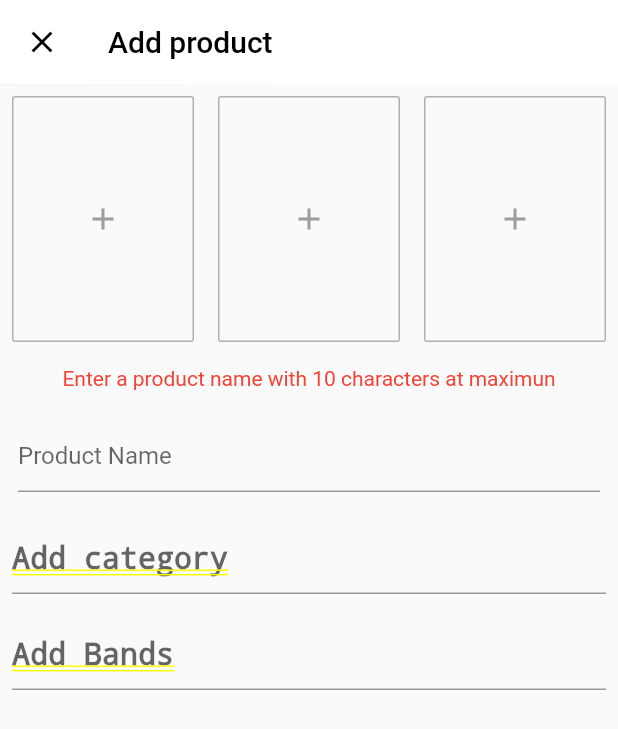
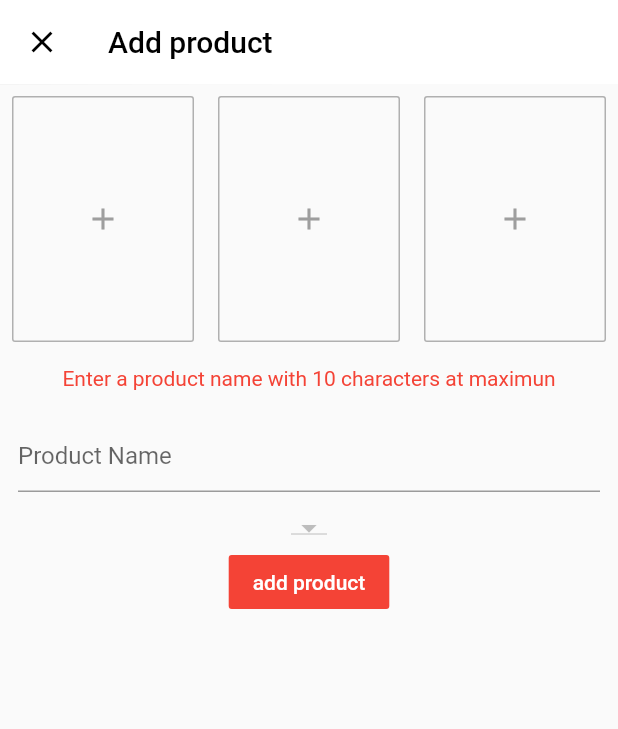
Before and after one commit to tianna1121/flutter_ecom_admin, a Flutter app: the AddProduct screen opened directly, on a phone screen of 412 x 824 dp. Shown: the top 729 px of the screen. Run offline on Flutter 3.47's test engine with Material 2 defaults, Android fonts, the phone set to English and light mode, and no system bars; drawn by our look-alikes of flutter_typeahead; our stand-ins replace cloud_firestore, fluttertoast, image_picker; accounts and stored records are empty.

Commit message:
switch to DropDownMenu widget to get categories from firebase

```diff
--- a/lib/screens/add_product.dart
+++ b/lib/screens/add_product.dart
@@ -28,24 +28,24 @@ class _AddProductState extends State<AddProduct> {
     //   super.initState();
     _getCategories();
     //_getBrands();
-    categoriesDropDown = getCategoriesDropDown();
     //_currentCategory = categoriesDropDown[0].value;
   }
 
-  getCategoriesDropDown() {
+  List<DropdownMenuItem<String>> getCategoriesDropDown() {
     List<DropdownMenuItem<String>> items = new List();
 
     for (int i = 0; i < categories.length; i++) {
       setState(() {
-        categoriesDropDown.insert(
+        items.insert(
             0,
             DropdownMenuItem(
-              child: Text(categories[i]['category']),
-              value: categories[i]['category'],
+              child: Text(categories[i].data['category']),
+              value: categories[i].data['category'],
             ));
       });
     }
     print('getCategoriesDropDown(): categories = ' + items.length.toString());
+    return items;
   }
 
   @override
@@ -150,124 +150,18 @@ class _AddProductState extends State<AddProduct> {
                 },
               ),
             ),
-            Visibility(
-              visible: _currentCategory != null || _currentCategory == '',
-              // child: Text(
-              //   _currentCategory ?? 'null',
-              //   style: TextStyle(color: Colors.red),
-              // ),
-              child: InkWell(
-                child: Material(
-                  borderRadius: BorderRadius.circular(20),
-                  color: Colors.red,
-                  child: Padding(
-                    padding: const EdgeInsets.all(8.0),
-                    child: Row(
-                      children: <Widget>[
-                        Expanded(
-                          child: Text(
-                            _currentCategory ?? 'null',
-                            style: TextStyle(color: Colors.white),
-                          ),
-                        ),
-                        IconButton(
-                          icon: Icon(Icons.close),
-                          color: Colors.white,
-                          onPressed: () {},
-                        )
-                      ],
-                    ),
-                  ),
-                ),
-              ),
+            // * Select Category
+            DropdownButton(
+              items: categoriesDropDown,
+              onChanged: changeSelectedCategory,
+              value: _currentCategory,
             ),
-            Padding(
-              padding: const EdgeInsets.all(8.0),
-              child: TypeAheadField(
-                textFieldConfiguration: TextFieldConfiguration(
-                  autofocus: false,
-                  decoration: InputDecoration(hintText: 'Add category'),
-                  style: DefaultTextStyle.of(context)
-                      .style
-                      .copyWith(fontStyle: FontStyle.normal, fontSize: 20.0),
-                  //decoration: InputDecoration(border: OutlineInputBorder()),
-                ),
-                suggestionsCallback: (pattern) async {
-                  return await _categoryService.getSuggestions(pattern);
-                },
-                itemBuilder: (context, suggestion) {
-                  return ListTile(
-                    leading: Icon(Icons.category),
-                    title: Text(suggestion['category']),
-                  );
-                },
-                onSuggestionSelected: (suggestion) {
-                  setState(() {
-                    _currentCategory = suggestion['category'];
-                  });
-                },
-              ),
-            ),
-
-// * for add Bands
-            Visibility(
-              visible: _currentBrand != null || _currentBrand == '',
-              // child: Text(
-              //   _currentBrand ?? 'null',
-              //   style: TextStyle(color: Colors.red),
-              // ),
-              child: InkWell(
-                child: Material(
-                  borderRadius: BorderRadius.circular(20),
-                  color: Colors.red,
-                  child: Padding(
-                    padding: const EdgeInsets.all(8.0),
-                    child: Row(
-                      children: <Widget>[
-                        Expanded(
-                          child: Text(
-                            _currentBrand ?? 'null',
-                            style: TextStyle(color: Colors.white),
-                          ),
-                        ),
-                        IconButton(
-                          icon: Icon(Icons.close),
-                          color: Colors.white,
-                          onPressed: () {},
-                        )
-                      ],
-                    ),
-                  ),
-                ),
-              ),
-            ),
-            Padding(
-              padding: const EdgeInsets.all(8.0),
-              child: TypeAheadField(
-                textFieldConfiguration: TextFieldConfiguration(
-                  autofocus: false,
-                  decoration: InputDecoration(hintText: 'Add Bands'),
-                  style: DefaultTextStyle.of(context)
-                      .style
-                      .copyWith(fontStyle: FontStyle.normal, fontSize: 20.0),
-                  //decoration: InputDecoration(border: OutlineInputBorder()),
-                ),
-                suggestionsCallback: (pattern) async {
-                  return await _brandService.getSuggestions(pattern);
-                },
-                itemBuilder: (context, suggestion) {
-                  return ListTile(
-                    leading: Icon(Icons.category),
-                    title: Text(suggestion['bands']),
-                  );
-                },
-                onSuggestionSelected: (suggestion) {
-                  setState(() {
-                    _currentCategory = suggestion['bands'];
-                  });
-                },
-              ),
-            ),
+            FlatButton(
+              color: Colors.red,
+              textColor: Colors.white,
+              child: Text('add product'),
+              onPressed: () {},
+            )
           ],
         ),
       ),
@@ -279,7 +173,8 @@ class _AddProductState extends State<AddProduct> {
     print(data.length);
     setState(() {
       categories = data;
-      print('_getCategories(): categories = ' + categories.length.toString());
+      categoriesDropDown = getCategoriesDropDown();
+      _currentCategory = categories[0].data['category'];
     });
   }
 
```
